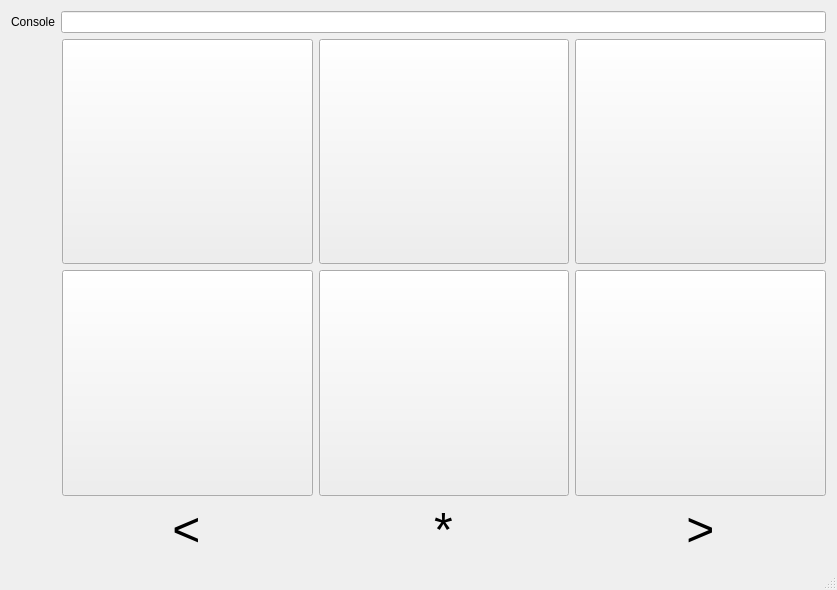
sammy8806/x32-footswitch, file app/mainwindow.ui: the form before one commit.
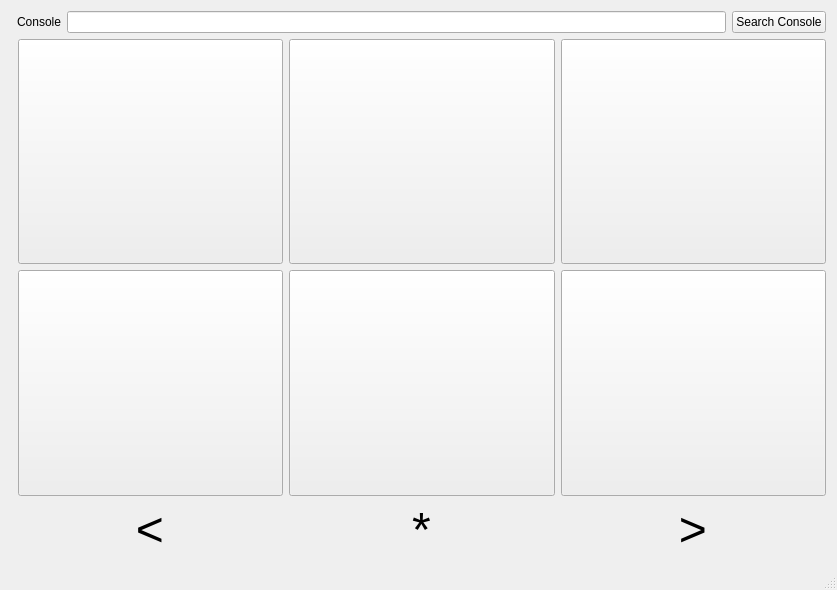
The form after the commit.

Commit message: reenabled gui link with btn for first console

What changed in the file:
```diff
--- a/app/mainwindow.ui
+++ b/app/mainwindow.ui
@@ -27,21 +27,7 @@
     </sizepolicy>
    </property>
    <layout class="QFormLayout" name="formLayout">
-    <item row="0" column="0">
-     <widget class="QLabel" name="label">
-      <property name="text">
-       <string>Console</string>
-      </property>
-     </widget>
-    </item>
-    <item row="0" column="1">
-     <widget class="QLineEdit" name="consoleData">
-      <property name="readOnly">
-       <bool>true</bool>
-      </property>
-     </widget>
-    </item>
-    <item row="1" column="1">
+    <item row="2" column="1">
      <layout class="QGridLayout" name="pageA">
       <item row="1" column="3">
        <widget class="QPushButton" name="btn10">
@@ -215,7 +201,7 @@
       </item>
      </layout>
     </item>
-    <item row="2" column="1">
+    <item row="3" column="1">
      <layout class="QHBoxLayout" name="horizontalLayout">
       <item>
        <widget class="QLabel" name="arrLeft">
@@ -264,6 +250,31 @@
       </item>
      </layout>
     </item>
+    <item row="1" column="1">
+     <layout class="QHBoxLayout" name="horizontalLayout_2">
+      <item>
+       <widget class="QLabel" name="label">
+        <property name="text">
+         <string>Console</string>
+        </property>
+       </widget>
+      </item>
+      <item>
+       <widget class="QLineEdit" name="consoleData">
+        <property name="readOnly">
+         <bool>true</bool>
+        </property>
+       </widget>
+      </item>
+      <item>
+       <widget class="QPushButton" name="btnSearchConsole">
+        <property name="text">
+         <string>Search Console</string>
+        </property>
+       </widget>
+      </item>
+     </layout>
+    </item>
    </layout>
   </widget>
   <widget class="QStatusBar" name="statusBar"/>
```
The commit also changes 6 other files.
